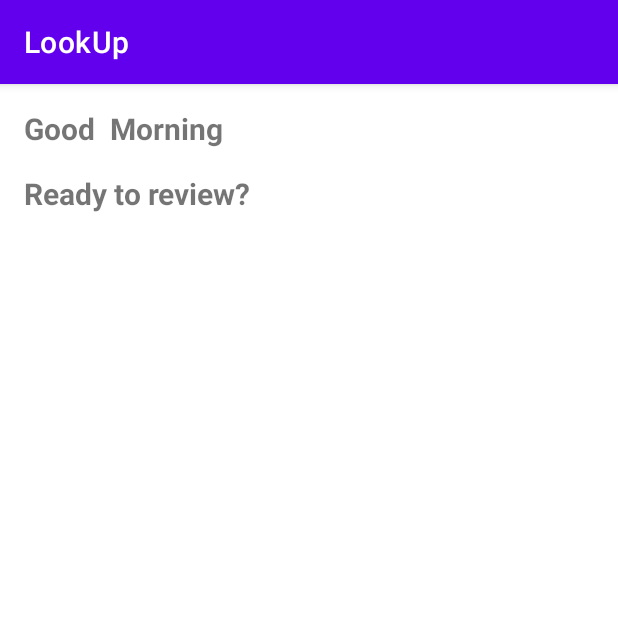
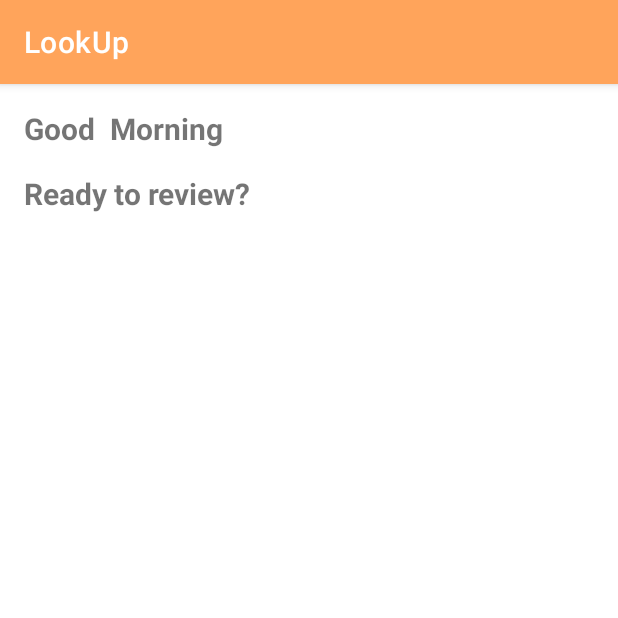
Before and after one commit to FaldiSugoi/LookUp_CapstoneProject, an Android app: the screen it shows after launch (MainActivity), on a phone screen of 412 x 824 dp, the top half of it. Run offline under Robolectric (Android 15) with nearby library versions, the phone set to English and light mode, and no system bars.

Commit message:
Updating UI

```diff
--- a/app/src/main/res/values-night/themes.xml
+++ b/app/src/main/res/values-night/themes.xml
@@ -2,8 +2,8 @@
     <!-- Base application theme. -->
     <style name="Theme.LookUp" parent="Theme.MaterialComponents.DayNight.DarkActionBar">
         <!-- Primary brand color. -->
-        <item name="colorPrimary">@color/purple_200</item>
-        <item name="colorPrimaryVariant">@color/purple_700</item>
+        <item name="colorPrimary">@color/orange_500</item>
+        <item name="colorPrimaryVariant">@color/orange_200</item>
         <item name="colorOnPrimary">@color/black</item>
         <!-- Secondary brand color. -->
         <item name="colorSecondary">@color/teal_200</item>
--- a/app/src/main/res/values/themes.xml
+++ b/app/src/main/res/values/themes.xml
@@ -2,8 +2,8 @@
     <!-- Base application theme. -->
     <style name="Theme.LookUp" parent="Theme.MaterialComponents.DayNight.DarkActionBar">
         <!-- Primary brand color. -->
-        <item name="colorPrimary">@color/purple_500</item>
-        <item name="colorPrimaryVariant">@color/purple_700</item>
+        <item name="colorPrimary">@color/orange_200</item>
+        <item name="colorPrimaryVariant">@color/orange_500</item>
         <item name="colorOnPrimary">@color/white</item>
         <!-- Secondary brand color. -->
         <item name="colorSecondary">@color/teal_200</item>
```
